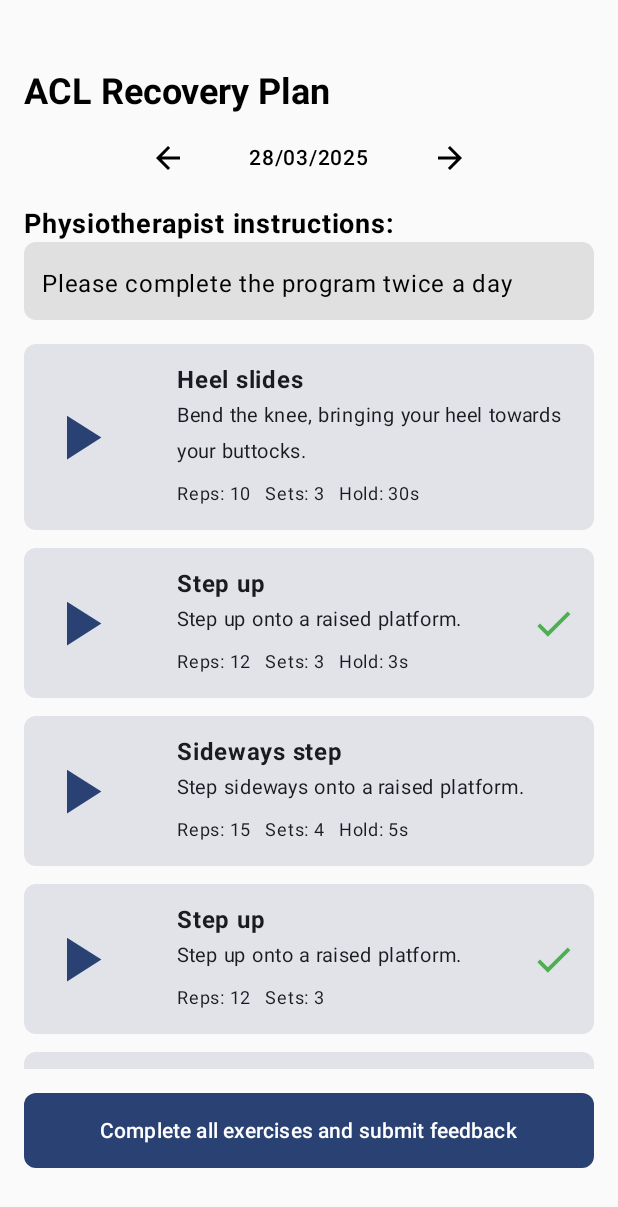
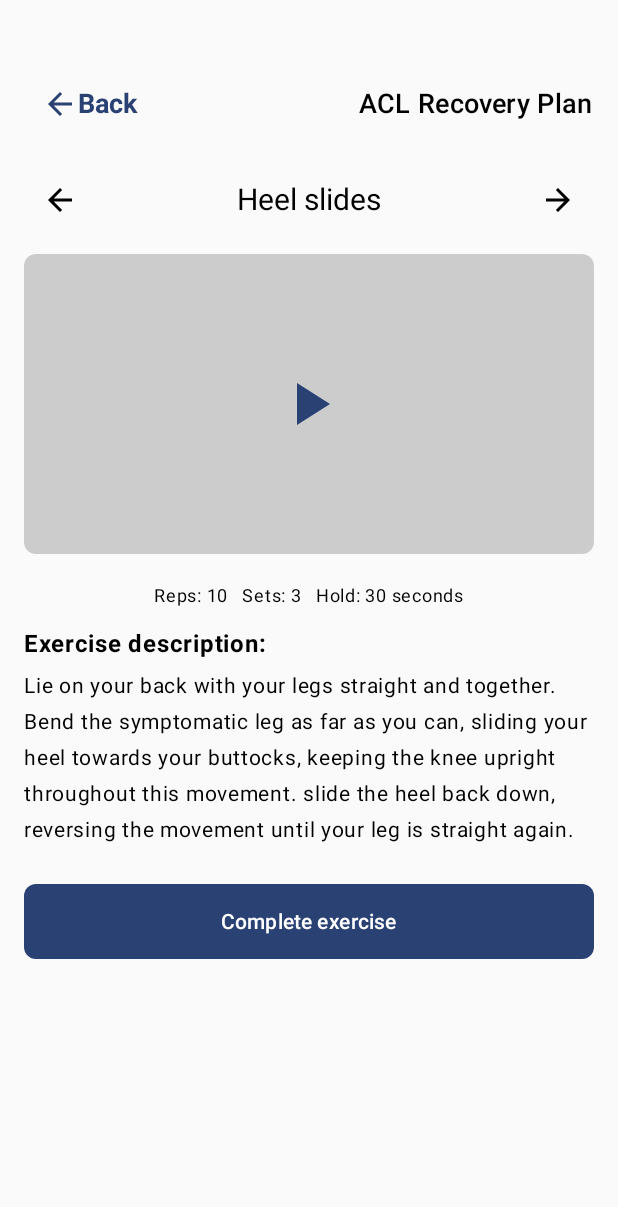
Before and after one commit to CharlieDovey98/RehabPlus, an Android app built with Jetpack Compose: the screen it shows after launch (MainActivity), after a tap on "Heel slides", on a phone screen of 412 x 824 dp. Shown: the top 1207 px of the screen. Run offline under Robolectric (Android 15) with nearby library versions, the phone set to English and light mode, and no system bars; libraries missing offline, so code that uses them is left out: com.microsoft.identity; 2 statements that could not run were skipped.

Commit message:
Added ExerciseDetailScreen and navigationGraph for UI screen navigation

```diff
--- a/app/build.gradle.kts
+++ b/app/build.gradle.kts
@@ -56,6 +56,7 @@ dependencies {
     androidTestImplementation(libs.androidx.ui.test.junit4)
     debugImplementation(libs.androidx.ui.tooling)
     debugImplementation(libs.androidx.ui.test.manifest)
+    implementation("androidx.navigation:navigation-compose:2.8.9")
     implementation("com.microsoft.identity.client:msal:2.0.10") {
         exclude(group = "com.microsoft.device.display", module = "display-mask")
     }
--- a/app/src/main/java/com/CharlieDovey/rehabplus/MainActivity.kt
+++ b/app/src/main/java/com/CharlieDovey/rehabplus/MainActivity.kt
@@ -5,16 +5,16 @@ import android.os.Bundle
 import androidx.activity.ComponentActivity
 import androidx.activity.compose.setContent
 import androidx.activity.enableEdgeToEdge
+import androidx.navigation.compose.rememberNavController // Import the navigation controller object to handle app screen navigation.
+// Project imports
 import com.charliedovey.rehabplus.model.AssignedExercise
 import com.charliedovey.rehabplus.model.Exercise
 import com.charliedovey.rehabplus.model.Program
-
-
-// Project imports
-import com.charliedovey.rehabplus.ui.screens.LoginScreen // commented out due to errors with MSAL.
+import com.charliedovey.rehabplus.ui.screens.LoginScreen // Commented out due to errors with MSAL.
 import com.charliedovey.rehabplus.ui.screens.HomeScreen
 import com.charliedovey.rehabplus.ui.screens.ProgramScreen
 import com.charliedovey.rehabplus.ui.theme.RehabPlusTheme
+import com.charliedovey.rehabplus.navigation.AppNavigationGraph // Import the navigation graph composable function.
 
 /**
  * MainActivity is the entry point of the app.
@@ -35,7 +35,7 @@ val dbExerciseList = listOf(
         "Step up",
         "Step up onto a raised platform.",
         "Stand facing a platform. Place one leg up on the platform. Step up bringing your other leg onto the platform and then step back down, returning to your starting position. Make sure your knee travels forwards over your toes during the stepping motion.",
-        "VideoURL"
+        "https://rehabplusmedia.blob.core.windows.net/videos/Step-Up-Exercise.mp4"
     ),
     Exercise(
         "3",
@@ -49,21 +49,21 @@ val dbExerciseList = listOf(
         "Step up 2",
         "Step up onto a raised platform.",
         "Stand facing a platform. Place one leg up on the platform. Step up bringing your other leg onto the platform and then step back down, returning to your starting position. Make sure your knee travels forwards over your toes during the stepping motion.",
-        "VideoURL"
+        "https://rehabplusmedia.blob.core.windows.net/videos/Step-Up-Exercise.mp4"
     ),
     Exercise(
         "5",
         "Step up 3",
         "Step up onto a raised platform.",
         "Stand facing a platform. Place one leg up on the platform. Step up bringing your other leg onto the platform and then step back down, returning to your starting position. Make sure your knee travels forwards over your toes during the stepping motion.",
-        "VideoURL"
+        "https://rehabplusmedia.blob.core.windows.net/videos/Step-Up-Exercise.mp4"
     ),
     Exercise(
         "6",
         "Step up 4",
         "Step up onto a raised platform.",
         "Stand facing a platform. Place one leg up on the platform. Step up bringing your other leg onto the platform and then step back down, returning to your starting position. Make sure your knee travels forwards over your toes during the stepping motion.",
-        "VideoURL"
+        "https://rehabplusmedia.blob.core.windows.net/videos/Step-Up-Exercise.mp4"
     ),
     Exercise(
         "7",
@@ -87,7 +87,7 @@ val sampleProgram = Program(
 
         )
 )
-val exerciseMap = dbExerciseList.associateBy { it.id }
+val exerciseMapBuild = dbExerciseList.associateBy { it.id }
 
 class MainActivity : ComponentActivity() {
     override fun onCreate(savedInstanceState: Bundle?) {
@@ -95,8 +95,13 @@ class MainActivity : ComponentActivity() {
 
         enableEdgeToEdge() // Enables full use of the phone screen.
         setContent { // Set the main UI content of the app.
+            val navigationController = rememberNavController() // Create the navigation controller.
             RehabPlusTheme { // Apply the RehabPlus theme.
-                ProgramScreen(program = sampleProgram, exerciseMap = exerciseMap)
+                AppNavigationGraph( // Launch the navigation system with a dummy program.
+                    navController = navigationController,
+                    program = sampleProgram,
+                    exerciseMap = exerciseMapBuild
+                )
                 //HomeScreen(username = "Charlie")
                 //LoginScreen() // [errors] Show the LoginScreen as the app's first screen.
             }
--- /dev/null
+++ b/app/src/main/java/com/CharlieDovey/rehabplus/navigation/navigationGraph.kt
@@ -0,0 +1,61 @@
+package com.charliedovey.rehabplus.navigation
+
+// Import necessary libraries for Jetpack Compose and Android Navigation.
+import androidx.compose.runtime.Composable
+import androidx.navigation.NavHostController
+import androidx.navigation.compose.NavHost
+import androidx.navigation.compose.composable
+// Project imports.
+import com.charliedovey.rehabplus.model.*
+import com.charliedovey.rehabplus.ui.screens.*
+
+/**
+ * navigationGraph defines the navigation between screens of the app.
+ * AppNavigationGraph holds the navigation graph for the Rehab Plus app using Jetpack Compose Navigation.
+ */
+
+@Composable
+fun AppNavigationGraph(
+    navController: NavHostController,
+    program: Program,
+    exerciseMap: Map<String, Exercise>
+) {
+    // NavHost is the container that manages navigation between Composable screens.
+    // The start destination is set to program for testing.
+    NavHost(navController = navController, startDestination = "program") {
+
+        // Program screen route.
+        composable("program") {
+            ProgramScreen(
+                program = program,
+                exerciseMap = exerciseMap,
+                onExerciseClick = { assigned ->
+                    // On click navigate to the exercise detail screen using the exercise ID.
+                    navController.navigate("exercise/${assigned.exerciseId}")
+                }
+            )
+        }
+
+        // Exercise detail screen route.
+        composable("exercise/{exerciseId}") { backStackEntry ->
+            // Extract the exerciseId from the navigation arguments.
+            val exerciseId = backStackEntry.arguments?.getString("exerciseId") ?: return@composable
+            // Find the assigned exercise in the current program using the ID.
+            val assigned = program.assignedExercises.find { it.exerciseId == exerciseId } ?: return@composable
+            // Use the ID to get the full exercise object from the map.
+            val exercise = exerciseMap[exerciseId] ?: return@composable
+
+            // Show the ExerciseDetailScreen, passing the relevant data.
+            ExerciseDetailScreen(
+                programName = program.name,
+                assigned = assigned,
+                exercise = exercise,
+                onBackClick = { navController.popBackStack() },
+                onCompleteClick = {
+                    assigned.isComplete = true
+                    navController.popBackStack()
+                }
+            )
+        }
+    }
+}
--- /dev/null
+++ b/app/src/main/java/com/CharlieDovey/rehabplus/ui/screens/ExerciseDetailScreen.kt
@@ -0,0 +1,124 @@
+package com.charliedovey.rehabplus.ui.screens
+
+// Import necessary libraries for Jetpack Compose.
+import androidx.compose.foundation.background
+import androidx.compose.foundation.layout.*
+import androidx.compose.foundation.shape.RoundedCornerShape
+import androidx.compose.material.icons.Icons
+import androidx.compose.material.icons.automirrored.filled.ArrowBack
+import androidx.compose.material.icons.automirrored.filled.ArrowForward
+import androidx.compose.material.icons.filled.PlayArrow
+import androidx.compose.material3.*
+import androidx.compose.runtime.Composable
+import androidx.compose.ui.Alignment
+import androidx.compose.ui.Modifier
+import androidx.compose.ui.graphics.Color
+import androidx.compose.ui.text.font.FontWeight
+import androidx.compose.ui.unit.dp
+import androidx.compose.ui.unit.sp
+// Project imports.
+import com.charliedovey.rehabplus.model.AssignedExercise
+import com.charliedovey.rehabplus.model.Exercise
+
+@Composable
+fun ExerciseDetailScreen(
+    programName: String,
+    assigned: AssignedExercise,
+    exercise: Exercise,
+    onBackClick: () -> Unit,
+    onCompleteClick: () -> Unit
+) {
+    Column(
+        modifier = Modifier
+            .fillMaxSize()
+            .padding(horizontal = 16.dp, vertical = 45.dp)
+    ) {
+        // Back button and Program Name.
+        Row(
+            verticalAlignment = Alignment.CenterVertically,
+            modifier = Modifier.fillMaxWidth()
+        ) {
+            TextButton(onClick = onBackClick) {
+                Icon(Icons.AutoMirrored.Filled.ArrowBack, contentDescription = "Back")
+                Text("Back", fontSize = 18.sp, fontWeight = FontWeight.Bold)
+            }
+            Spacer(modifier = Modifier.weight(1f))
+            Text(programName, fontSize = 18.sp, style = MaterialTheme.typography.titleMedium)
+        }
+
+        Spacer(modifier = Modifier.height(16.dp))
+
+        // Exercise Title and Navigation Arrows.
+        Row(
+            modifier = Modifier.fillMaxWidth(),
+            horizontalArrangement = Arrangement.SpaceBetween,
+            verticalAlignment = Alignment.CenterVertically
+        ) {
+            IconButton(onClick = { /* TODO: Switch to the previous exercise */ }) {
+                Icon(Icons.AutoMirrored.Filled.ArrowBack, contentDescription = "Previous Exercise")
+            }
+
+            Text(exercise.name, fontSize = 20.sp, style = MaterialTheme.typography.titleLarge)
+
+            IconButton(onClick = { /* TODO: Switch to the next exercise */ }) {
+                Icon(Icons.AutoMirrored.Filled.ArrowForward, contentDescription = "Next Exercise")
+            }
+        }
+
+        Spacer(modifier = Modifier.height(12.dp))
+
+        // Video Placeholder.
+        Box(
+            modifier = Modifier
+                .fillMaxWidth()
+                .height(200.dp)
+                .background(Color.LightGray, RoundedCornerShape(8.dp)),
+            contentAlignment = Alignment.Center
+        ) {
+            Icon(
+                imageVector = Icons.Default.PlayArrow,
+                contentDescription = "Play Video",
+                tint = MaterialTheme.colorScheme.primary,
+                modifier = Modifier.size(48.dp)
+            )
+        }
+
+        Spacer(modifier = Modifier.height(16.dp))
+
+        // Reps, sets and hold time.
+        Row(
+            modifier = Modifier.fillMaxWidth(),
+            horizontalArrangement = Arrangement.Center,
+            verticalAlignment = Alignment.CenterVertically
+        ) {
+            Text(
+                buildString {
+                    append("Reps: ${assigned.reps}   Sets: ${assigned.sets}")
+                    if (assigned.holdTime > 0) {
+                        append("   Hold: ${assigned.holdTime} seconds")
+                    }
+                },
+                fontSize = 12.sp
+            )
+        }
+        Spacer(modifier = Modifier.height(8.dp))
+
+        // Full Description
+        Text("Exercise description:", fontWeight = FontWeight.Bold, fontSize = 16.sp)
+        Spacer(modifier = Modifier.height(4.dp))
+        Text(exercise.longDescription, fontSize = 14.sp)
+
+        Spacer(modifier = Modifier.height(24.dp))
+
+        // Complete button
+        Button(
+            onClick = onCompleteClick,
+            modifier = Modifier
+                .fillMaxWidth()
+                .height(50.dp),
+            shape = RoundedCornerShape(8.dp)
+        ) {
+            Text("Complete exercise")
+        }
+    }
+}
--- a/app/src/main/java/com/CharlieDovey/rehabplus/ui/screens/LoginScreen.kt
+++ b/app/src/main/java/com/CharlieDovey/rehabplus/ui/screens/LoginScreen.kt
@@ -12,7 +12,7 @@ import androidx.compose.ui.Alignment
 import androidx.compose.ui.Modifier
 import androidx.compose.ui.platform.LocalContext
 import androidx.compose.ui.unit.dp
-
+// Project imports.
 import com.charliedovey.rehabplus.AuthManager // Import AuthManager object.
 
 /**
--- a/app/src/main/java/com/CharlieDovey/rehabplus/ui/screens/ProgramScreen.kt
+++ b/app/src/main/java/com/CharlieDovey/rehabplus/ui/screens/ProgramScreen.kt
@@ -22,6 +22,7 @@ import androidx.compose.ui.graphics.Color
 // Import Java libraries for working with date and time.
 import java.text.SimpleDateFormat
 import java.util.*
+// Project imports.
 import com.charliedovey.rehabplus.model.Exercise
 import com.charliedovey.rehabplus.model.Program
 import com.charliedovey.rehabplus.model.AssignedExercise
@@ -33,7 +34,10 @@ import com.charliedovey.rehabplus.model.AssignedExercise
  */
 
 @Composable
-fun ProgramScreen(program: Program, exerciseMap: Map<String, Exercise>) {
+fun ProgramScreen(program: Program,
+                  exerciseMap: Map<String, Exercise>,
+                  onExerciseClick: (AssignedExercise) -> Unit
+) {
     Column(
         modifier = Modifier
             .fillMaxSize()
@@ -47,7 +51,7 @@ fun ProgramScreen(program: Program, exerciseMap: Map<String, Exercise>) {
         )
         Spacer(modifier = Modifier.height(4.dp))
 
-        // Current Date, to be displayed at the top of the page.
+        // Current Date displayed at the top of the page.
         val currentDate = SimpleDateFormat("dd/MM/yyyy", Locale.getDefault()).format(Date())
 
         Row(
@@ -56,14 +60,14 @@ fun ProgramScreen(program: Program, exerciseMap: Map<String, Exercise>) {
             horizontalArrangement = Arrangement.Center,
             verticalAlignment = Alignment.CenterVertically
         ) {
-            // Left arrow, used to cycle back in time by day.
+            // Left arrow to cycle back in time by day.
             IconButton(onClick = {
                 // TODO: Navigate to the previous days date.
             }) {
                 Icon(Icons.AutoMirrored.Filled.ArrowBack, contentDescription = "Previous Day")
             }
 
-            // Date text in the middle.
+            // Date at the top of the screen.
             Text(
                 text = currentDate,
                 fontSize = 14.sp,
@@ -108,9 +112,8 @@ fun ProgramScreen(program: Program, exerciseMap: Map<String, Exercise>) {
                 if (exercise != null) { // Check that the referenced exercise exists.
                     Card( // Create a card and present the exercises details on.
                         modifier = Modifier.fillMaxWidth(),
-                        onClick = { // Onclick function to open the detailed exercise view with video explanation.
+                        onClick = { onExerciseClick(assigned) }, // Onclick function to open the detailed exercise view with video explanation.
                             // TODO: On click navigate to detailed exercise page.
-                        },
                         shape = RoundedCornerShape(8.dp)
                     ) {
                         Row(
@@ -150,7 +153,7 @@ fun ProgramScreen(program: Program, exerciseMap: Map<String, Exercise>) {
                                 Icon(
                                     imageVector = Icons.Default.Check,
                                     contentDescription = "Complete",
-                                    tint = Color(0xFF4CAF50),
+                                    tint = Color(0xFF08880E),
                                     modifier = Modifier.size(30.dp)
                                 )
                             }
```
Also changed, not shown: 1 other file.
